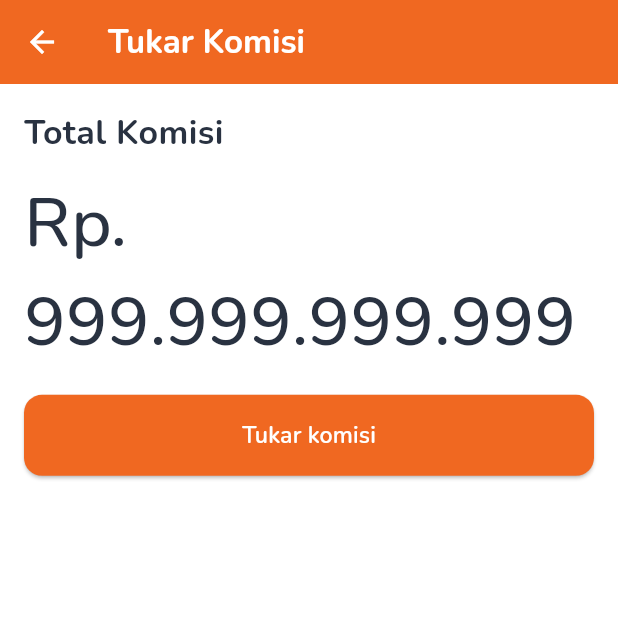
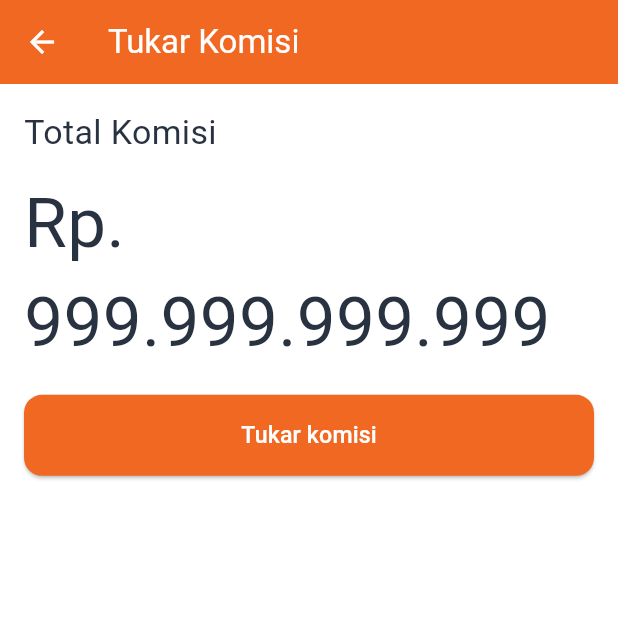
Before and after one commit to lalu-glitch/mobile-xml, a Flutter app: the KomisiPage screen opened directly, on a phone screen of 412 x 824 dp, the top half of it. Run offline on Flutter 3.47's test engine with Material 3 defaults, Android fonts, the phone set to English and light mode, and no system bars; our stand-ins replace app_links, bloc, cached_network_image, dio, flutter_bloc, flutter_dotenv and 11 more; missing offline and left inert: android_id; accounts and stored records are empty; Roboto replaces fonts that are missing (Gabarito).

Commit message:
change whole app font to gabarito

```diff
--- a/lib/core/helper/constant_finals.dart
+++ b/lib/core/helper/constant_finals.dart
@@ -5,21 +5,6 @@ import 'package:flutter_dotenv/flutter_dotenv.dart';
 import 'package:google_fonts/google_fonts.dart';
 
 String baseURL = '${dotenv.env['BASE_URL']}';
-
-class Styles {
-  static final TextStyle kNunitoBold = GoogleFonts.nunito(
-    fontWeight: FontWeight.w700,
-  );
-  static final TextStyle kNunitoSemiBold = GoogleFonts.nunito(
-    fontWeight: FontWeight.w600,
-  );
-  static final TextStyle kNunitoMedium = GoogleFonts.nunito(
-    fontWeight: FontWeight.w500,
-  );
-  static final TextStyle kNunitoRegular = GoogleFonts.nunito(
-    fontWeight: FontWeight.w400,
-  );
-}
 
 class Screen {
   static final FlutterView view =
--- a/lib/main_page.dart
+++ b/lib/main_page.dart
@@ -34,8 +34,6 @@ class _MainPageState extends State<MainPage> {
         backgroundColor: kWhite,
         selectedItemColor: Colors.black,
         unselectedItemColor: Colors.grey,
-        selectedLabelStyle: Styles.kNunitoBold,
-        unselectedLabelStyle: Styles.kNunitoRegular,
         currentIndex: _selectedIndex,
         onTap: (index) {
           setState(() => _selectedIndex = index);
--- a/lib/views/komisi/pages/komisi_pages.dart
+++ b/lib/views/komisi/pages/komisi_pages.dart
@@ -11,10 +11,7 @@ class KomisiPage extends StatelessWidget {
       backgroundColor: kWhite,
       appBar: AppBar(
         backgroundColor: kOrange,
-        title: Text(
-          'Tukar Komisi',
-          style: Styles.kNunitoBold.copyWith(color: kWhite),
-        ),
+        title: Text('Tukar Komisi', style: TextStyle(color: kWhite)),
         iconTheme: const IconThemeData(color: kWhite),
       ),
       body: Padding(
@@ -24,18 +21,12 @@ class KomisiPage extends StatelessWidget {
           children: [
             Text(
               'Total Komisi',
-              style: Styles.kNunitoBold.copyWith(
-                color: kNeutral100,
-                fontSize: Screen.kSize24,
-              ),
+              style: TextStyle(color: kNeutral100, fontSize: Screen.kSize24),
             ),
             SizedBox(height: Screen.kSize12),
             Text(
               'Rp. 999.999.999.999',
-              style: Styles.kNunitoMedium.copyWith(
-                color: kNeutral100,
-                fontSize: Screen.kSize48,
-              ),
+              style: TextStyle(color: kNeutral100, fontSize: Screen.kSize48),
             ),
             SizedBox(height: Screen.kSize16),
             SizedBox(
@@ -53,10 +44,7 @@ class KomisiPage extends StatelessWidget {
                 ),
                 child: Text(
                   'Tukar komisi',
-                  style: Styles.kNunitoSemiBold.copyWith(
-                    color: kWhite,
-                    fontSize: Screen.kSize16,
-                  ),
+                  style: TextStyle(color: kWhite, fontSize: Screen.kSize16),
                 ),
               ),
             ),
--- a/lib/views/settings/widgets/wallet_card.dart
+++ b/lib/views/settings/widgets/wallet_card.dart
@@ -98,7 +98,7 @@ class WalletCard extends StatelessWidget {
                         ),
                         child: Text(
                           'Hubungkan',
-                          style: Styles.kNunitoMedium.copyWith(
+                          style: TextStyle(
                             color: kWhite,
                             fontSize: Screen.kSize16,
                           ),
@@ -127,7 +127,7 @@ class WalletCard extends StatelessWidget {
                           children: [
                             Text(
                               'Unbind',
-                              style: Styles.kNunitoMedium.copyWith(
+                              style: TextStyle(
                                 color: kWhite,
                                 fontSize: Screen.kSize16,
                               ),
```
Also changed, not shown: lib/core/utils/bottom_sheet.dart (+8 -32 lines), lib/views/home/widgets/header.dart (+2 -8 lines), lib/views/settings/widgets/error_view.dart (+3 -12 lines).
